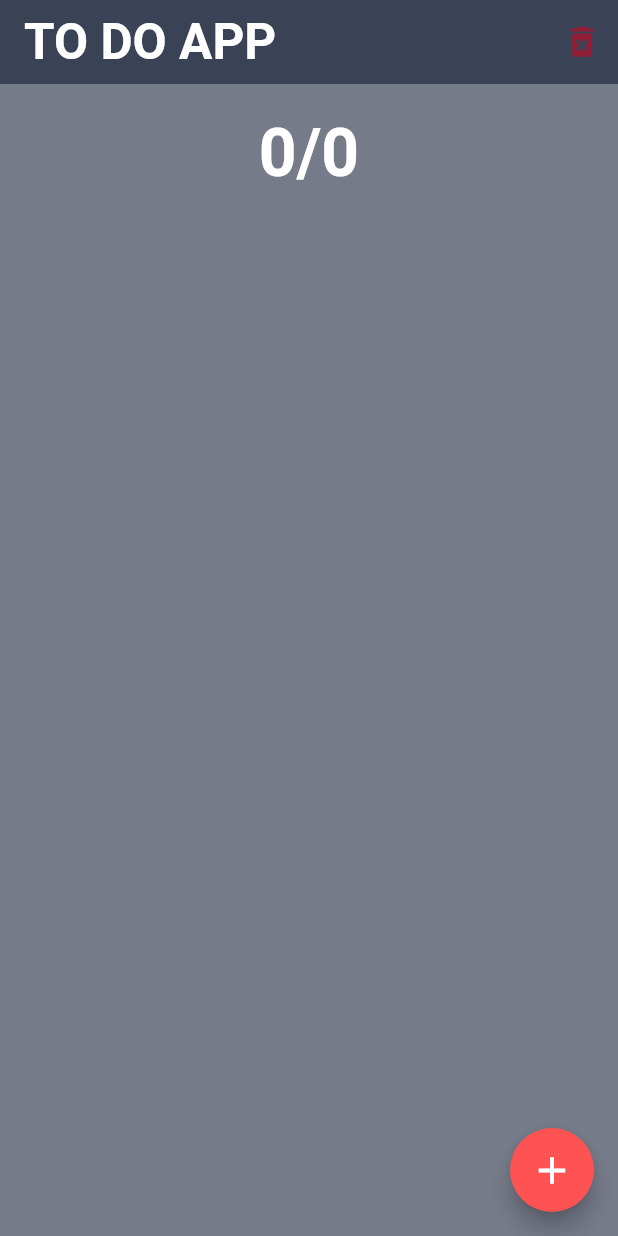
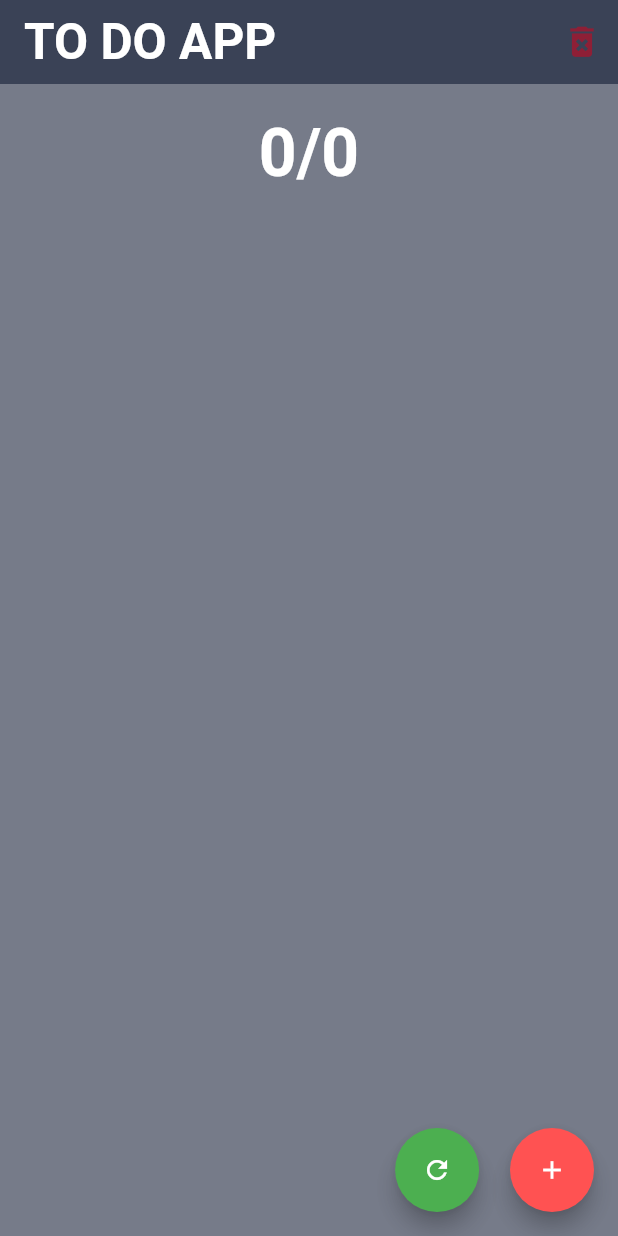
Before and after one commit to Abdelrahmanorabi/my_todo_app, a Flutter app: the screen it shows after launch, on a phone screen of 412 x 824 dp. Run offline on Flutter 3.47's test engine with Material 2 defaults, Android fonts, the phone set to English and light mode, and no system bars.

Commit message:
finish implementation of bottom sheet  version 3 + home screen

```diff
--- a/lib/home_page.dart
+++ b/lib/home_page.dart
@@ -11,11 +11,9 @@ class HomePage extends StatefulWidget {
 }
 
 class _HomePageState extends State<HomePage> {
-  /*==================[Variables]===================*/
-
-  /*================================================*/
   /*==================[Methods]=====================*/
 
+  // To show bottomSheet Screen
   void showBottomSheetDetails() {
     showModalBottomSheet(
         isScrollControlled: true,
@@ -25,7 +23,7 @@ class _HomePageState extends State<HomePage> {
         });
   }
 
-  // method to refresh page details by pulling down
+  //To refresh page details by pulling down
   Future<void> refreshPage() async {
     setState(() {
       TaskWidgetAdd.allTasks;
@@ -73,24 +71,43 @@ class _HomePageState extends State<HomePage> {
             onPressed: () {
               TaskWidgetAdd.deleteAllTasks();
             },
-            tooltip:'delete @ll',
+            tooltip: 'delete @ll',
             iconSize: 27,
             icon: const Icon(
               Icons.delete_forever,
-                color: Color.fromARGB(255, 142, 31, 54),),
+              color: Color.fromARGB(255, 142, 31, 54),
+            ),
           )
         ],
       ),
-      floatingActionButton: FloatingActionButton(
+      floatingActionButton: Row(
+        mainAxisAlignment: MainAxisAlignment.end,
+        children: [
+          FloatingActionButton(
+            onPressed: () {
+              refreshPage();
+            },
+            backgroundColor: Colors.green,
+            child:const Icon(
+              Icons.refresh,
+              size: 20,
+            ),
+          ),
+          SizedBox(width: MediaQuery.of(context).size.width*.05,),
+          FloatingActionButton(
             onPressed: () {
               showBottomSheetDetails();
-          // showDialogDetails();
+              // showDialogDetails(); you can use this method to use Dialog instead of Bottom sheet
             },
             backgroundColor: Colors.redAccent,
-        child: const Icon(
+            child: Icon(
               Icons.add,
-          size: 30,
+              size: 20,
             ),
+          ),
+
+
+        ],
       ),
       body: SizedBox(
         width: double.infinity,
@@ -110,7 +127,8 @@ class _HomePageState extends State<HomePage> {
                       isDone: TaskWidgetAdd.allTasks[index].status,
                       changeStatus: () {
                         TaskWidgetAdd.changeStatus(index);
-                      }, deleteTask: (){
+                      },
+                      deleteTask: () {
                         TaskWidgetAdd.deleteTask(index);
                       },
                     );
--- a/lib/task.dart
+++ b/lib/task.dart
@@ -1,3 +1,4 @@
+// data class
 class Task {
   String title;
   String description;
```
Also changed, not shown: lib/reusable_components/task_widget_add_page.dart (+30 -27 lines). Lines whose indentation alone changed are shown as unchanged.
